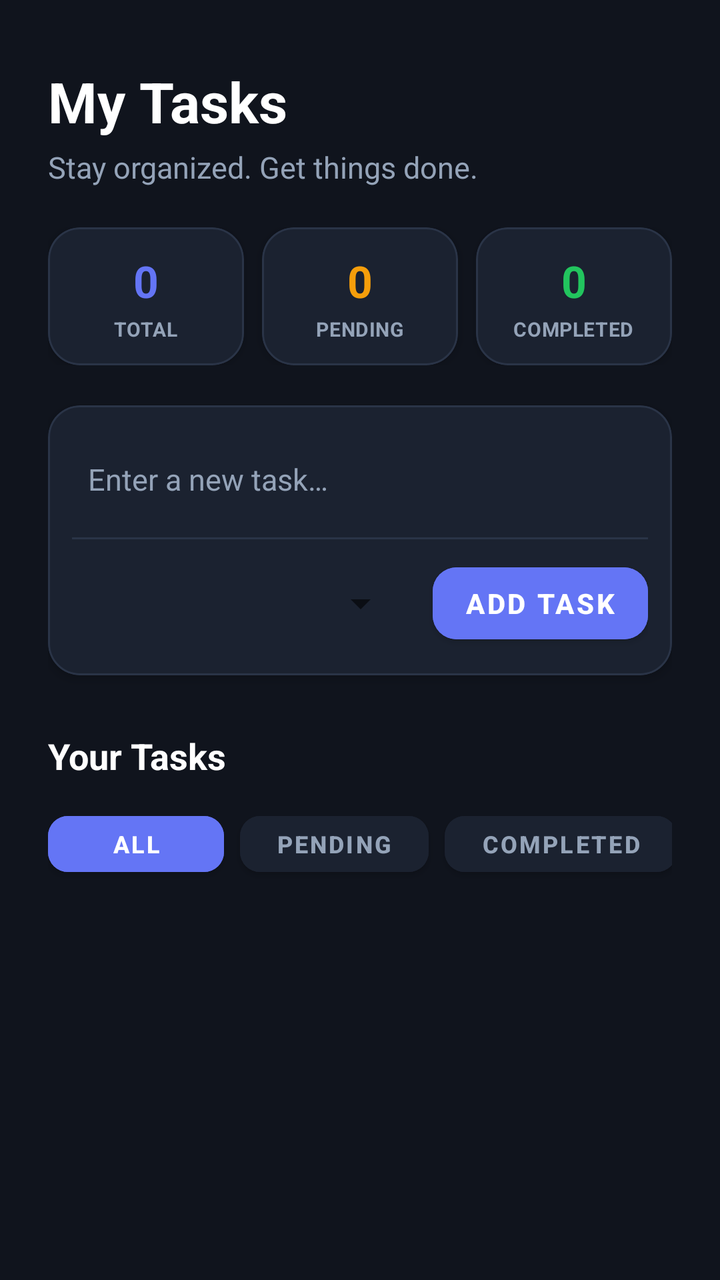
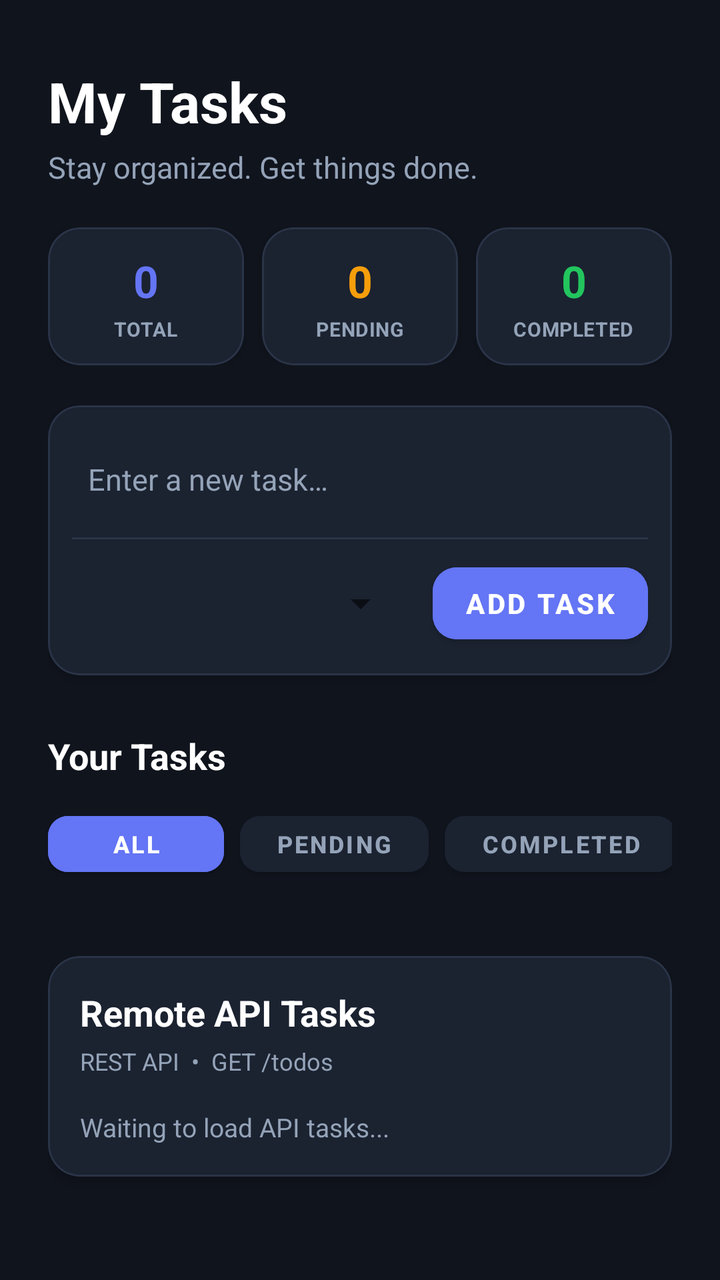

An Android layout rendered at two revisions. The XML below is the earlier revision; the diff shows what the commit changed to produce the second picture.
<!-- AndroidManifest.xml: application theme Theme.EmployeeTaskManager -->
<!-- res/layout/activity_task_details.xml -->
<?xml version="1.0" encoding="utf-8"?>
<ScrollView xmlns:android="http://schemas.android.com/apk/res/android"
    xmlns:app="http://schemas.android.com/apk/res-auto"
    android:layout_width="match_parent"
    android:layout_height="match_parent"
    android:background="@color/bg_dark"
    android:fillViewport="true">

    <androidx.constraintlayout.widget.ConstraintLayout
        android:layout_width="match_parent"
        android:layout_height="wrap_content"
        android:padding="24dp">

        <TextView
            android:id="@+id/textViewTaskDetailsTitle"
            android:layout_width="0dp"
            android:layout_height="wrap_content"
            android:layout_marginTop="8dp"
            android:text="@string/task_details_title"
            android:textColor="@color/text_white"
            android:textSize="28sp"
            android:textStyle="bold"
            app:layout_constraintEnd_toEndOf="parent"
            app:layout_constraintStart_toStartOf="parent"
            app:layout_constraintTop_toTopOf="parent" />

        <TextView
            android:id="@+id/textViewTaskDetailsSubtitle"
            android:layout_width="0dp"
            android:layout_height="wrap_content"
            android:layout_marginTop="4dp"
            android:text="@string/task_details_subtitle"
            android:textColor="@color/text_muted"
            android:textSize="15sp"
            app:layout_constraintEnd_toEndOf="parent"
            app:layout_constraintStart_toStartOf="parent"
            app:layout_constraintTop_toBottomOf="@id/textViewTaskDetailsTitle" />

        
        <LinearLayout
            android:id="@+id/layoutStats"
            android:layout_width="0dp"
            android:layout_height="wrap_content"
            android:layout_marginTop="20dp"
            android:orientation="horizontal"
            android:weightSum="3"
            app:layout_constraintEnd_toEndOf="parent"
            app:layout_constraintStart_toStartOf="parent"
            app:layout_constraintTop_toBottomOf="@+id/textViewTaskDetailsSubtitle">

            
            <com.google.android.material.card.MaterialCardView
                android:layout_width="0dp"
                android:layout_height="wrap_content"
                android:layout_weight="1"
                android:layout_marginEnd="6dp"
                app:cardBackgroundColor="@color/card_dark"
                app:cardCornerRadius="16dp"
                app:cardElevation="3dp"
                app:strokeColor="@color/card_stroke"
                app:strokeWidth="1dp">

                <LinearLayout
                    android:layout_width="match_parent"
                    android:layout_height="wrap_content"
                    android:orientation="vertical"
                    android:gravity="center"
                    android:padding="12dp">

                    <TextView
                        android:id="@+id/textViewTotalCount"
                        android:layout_width="wrap_content"
                        android:layout_height="wrap_content"
                        android:text="0"
                        android:textColor="@color/primary_indigo"
                        android:textSize="22sp"
                        android:textStyle="bold" />

                    <TextView
                        android:layout_width="wrap_content"
                        android:layout_height="wrap_content"
                        android:layout_marginTop="4dp"
                        android:letterSpacing="0.02"
                        android:maxLines="1"
                        android:singleLine="true"
                        android:includeFontPadding="false"
                        android:text="@string/stats_total_label"
                        android:textColor="@color/text_muted"
                        android:textSize="10sp"
                        android:textStyle="bold" />

                </LinearLayout>

            </com.google.android.material.card.MaterialCardView>

            
            <com.google.android.material.card.MaterialCardView
                android:layout_width="0dp"
                android:layout_height="wrap_content"
                android:layout_weight="1"
                android:layout_marginStart="3dp"
                android:layout_marginEnd="3dp"
                app:cardBackgroundColor="@color/card_dark"
                app:cardCornerRadius="16dp"
                app:cardElevation="3dp"
                app:strokeColor="@color/card_stroke"
                app:strokeWidth="1dp">

                <LinearLayout
                    android:layout_width="match_parent"
                    android:layout_height="wrap_content"
                    android:orientation="vertical"
                    android:gravity="center"
                    android:padding="12dp">

                    <TextView
                        android:id="@+id/textViewPendingCount"
                        android:layout_width="wrap_content"
                        android:layout_height="wrap_content"
                        android:text="0"
                        android:textColor="@color/status_amber"
                        android:textSize="22sp"
                        android:textStyle="bold" />

                    <TextView
                        android:layout_width="wrap_content"
                        android:layout_height="wrap_content"
                        android:layout_marginTop="4dp"
                        android:letterSpacing="0.02"
                        android:maxLines="1"
                        android:singleLine="true"
                        android:includeFontPadding="false"
                        android:text="@string/stats_pending_label"
                        android:textColor="@color/text_muted"
                        android:textSize="10sp"
                        android:textStyle="bold" />

                </LinearLayout>

            </com.google.android.material.card.MaterialCardView>

            
            <com.google.android.material.card.MaterialCardView
                android:layout_width="0dp"
                android:layout_height="wrap_content"
                android:layout_weight="1"
                android:layout_marginStart="6dp"
                app:cardBackgroundColor="@color/card_dark"
                app:cardCornerRadius="16dp"
                app:cardElevation="3dp"
                app:strokeColor="@color/card_stroke"
                app:strokeWidth="1dp">

                <LinearLayout
                    android:layout_width="match_parent"
                    android:layout_height="wrap_content"
                    android:orientation="vertical"
                    android:gravity="center"
                    android:padding="12dp">

                    <TextView
                        android:id="@+id/textViewCompletedCount"
                        android:layout_width="wrap_content"
                        android:layout_height="wrap_content"
                        android:text="0"
                        android:textColor="@color/status_green"
                        android:textSize="22sp"
                        android:textStyle="bold" />

                    <TextView
                        android:layout_width="wrap_content"
                        android:layout_height="wrap_content"
                        android:layout_marginTop="4dp"
                        android:letterSpacing="0.02"
                        android:maxLines="1"
                        android:singleLine="true"
                        android:includeFontPadding="false"
                        android:text="@string/stats_completed_label"
                        android:textColor="@color/text_muted"
                        android:textSize="10sp"
                        android:textStyle="bold" />

                </LinearLayout>

            </com.google.android.material.card.MaterialCardView>

        </LinearLayout>

        
        <com.google.android.material.card.MaterialCardView
            android:id="@+id/cardComposer"
            android:layout_width="0dp"
            android:layout_height="wrap_content"
            android:layout_marginTop="20dp"
            app:cardBackgroundColor="@color/card_dark"
            app:cardCornerRadius="16dp"
            app:cardElevation="3dp"
            app:strokeColor="@color/card_stroke"
            app:strokeWidth="1dp"
            app:layout_constraintEnd_toEndOf="parent"
            app:layout_constraintStart_toStartOf="parent"
            app:layout_constraintTop_toBottomOf="@+id/layoutStats">

            <LinearLayout
                android:layout_width="match_parent"
                android:layout_height="wrap_content"
                android:orientation="vertical"
                android:padding="12dp">

                <EditText
                    android:id="@+id/editTextTaskTitle"
                    android:layout_width="match_parent"
                    android:layout_height="50dp"
                    android:background="@null"
                    android:hint="@string/hint_task_title"
                    android:inputType="text"
                    android:paddingStart="8dp"
                    android:paddingEnd="8dp"
                    android:textColor="@color/text_white"
                    android:textColorHint="@color/text_muted"
                    android:textSize="15sp"
                    android:autofillHints="name" />

                <View
                    android:layout_width="match_parent"
                    android:layout_height="1dp"
                    android:layout_marginTop="4dp"
                    android:layout_marginBottom="8dp"
                    android:background="@color/card_stroke" />

                <LinearLayout
                    android:layout_width="match_parent"
                    android:layout_height="wrap_content"
                    android:gravity="center_vertical"
                    android:orientation="horizontal">

                    <Spinner
                        android:id="@+id/spinnerPriority"
                        android:layout_width="0dp"
                        android:layout_height="48dp"
                        android:layout_weight="1" />

                    <Button
                        android:id="@+id/buttonAddTask"
                        android:layout_width="wrap_content"
                        android:layout_height="48dp"
                        android:layout_marginStart="12dp"
                        android:backgroundTint="@color/primary_indigo"
                        android:text="@string/btn_add_task"
                        android:textColor="@color/text_white"
                        android:textSize="14sp"
                        android:textStyle="bold"
                        app:cornerRadius="12dp" />

                </LinearLayout>

            </LinearLayout>

        </com.google.android.material.card.MaterialCardView>

        
        <TextView
            android:id="@+id/textViewSectionYourTasks"
            android:layout_width="wrap_content"
            android:layout_height="wrap_content"
            android:layout_marginTop="28dp"
            android:text="@string/section_your_tasks"
            android:textColor="@color/text_white"
            android:textSize="18sp"
            android:textStyle="bold"
            app:layout_constraintStart_toStartOf="parent"
            app:layout_constraintTop_toBottomOf="@id/cardComposer" />

        
        <HorizontalScrollView
            android:id="@+id/scrollFilterTabs"
            android:layout_width="wrap_content"
            android:layout_height="wrap_content"
            android:layout_marginTop="12dp"
            android:scrollbars="none"
            app:layout_constraintStart_toStartOf="parent"
            app:layout_constraintTop_toBottomOf="@+id/textViewSectionYourTasks">

            <LinearLayout
                android:layout_width="wrap_content"
                android:layout_height="wrap_content"
                android:orientation="horizontal">

                <Button
                    android:id="@+id/btnFilterAll"
                    android:layout_width="wrap_content"
                    android:layout_height="40dp"
                    android:layout_marginEnd="8dp"
                    android:backgroundTint="@color/primary_indigo"
                    android:paddingStart="18dp"
                    android:paddingEnd="18dp"
                    android:text="All"
                    android:textColor="@color/text_white"
                    android:textSize="12sp"
                    android:textStyle="bold"
                    app:cornerRadius="10dp" />

                <Button
                    android:id="@+id/btnFilterPending"
                    android:layout_width="wrap_content"
                    android:layout_height="40dp"
                    android:layout_marginEnd="8dp"
                    android:backgroundTint="@color/card_dark"
                    android:paddingStart="18dp"
                    android:paddingEnd="18dp"
                    android:text="Pending"
                    android:textColor="@color/text_muted"
                    android:textSize="12sp"
                    android:textStyle="bold"
                    app:cornerRadius="10dp" />

                <Button
                    android:id="@+id/btnFilterCompleted"
                    android:layout_width="wrap_content"
                    android:layout_height="40dp"
                    android:backgroundTint="@color/card_dark"
                    android:paddingStart="18dp"
                    android:paddingEnd="18dp"
                    android:text="Completed"
                    android:textColor="@color/text_muted"
                    android:textSize="12sp"
                    android:textStyle="bold"
                    app:cornerRadius="10dp" />

            </LinearLayout>

        </HorizontalScrollView>

        <androidx.recyclerview.widget.RecyclerView
            android:id="@+id/recyclerViewTasks"
            android:layout_width="0dp"
            android:layout_height="wrap_content"
            android:layout_marginTop="12dp"
            android:nestedScrollingEnabled="false"
            app:layout_constraintEnd_toEndOf="parent"
            app:layout_constraintStart_toStartOf="parent"
            app:layout_constraintTop_toBottomOf="@id/scrollFilterTabs" />

        <LinearLayout
            android:id="@+id/textViewEmptyState"
            android:layout_width="0dp"
            android:layout_height="wrap_content"
            android:layout_marginTop="48dp"
            android:gravity="center"
            android:orientation="vertical"
            android:visibility="gone"
            app:layout_constraintEnd_toEndOf="parent"
            app:layout_constraintStart_toStartOf="parent"
            app:layout_constraintTop_toBottomOf="@id/scrollFilterTabs">

            <ImageView
                android:layout_width="64dp"
                android:layout_height="64dp"
                android:alpha="0.4"
                android:contentDescription="@string/empty_tasks"
                android:src="@android:drawable/ic_menu_agenda"
                app:tint="@color/text_muted" />

            <TextView
                android:layout_width="wrap_content"
                android:layout_height="wrap_content"
                android:layout_marginTop="16dp"
                android:text="@string/empty_heading"
                android:textColor="@color/text_white"
                android:textSize="18sp"
                android:textStyle="bold" />

            <TextView
                android:layout_width="wrap_content"
                android:layout_height="wrap_content"
                android:layout_marginTop="6dp"
                android:text="@string/empty_subtitle"
                android:textColor="@color/text_muted"
                android:textSize="14sp" />

        </LinearLayout>

    </androidx.constraintlayout.widget.ConstraintLayout>

</ScrollView>
<!-- resources referenced by this layout -->
<resources>
  <color name="bg_dark">#10141D</color>
  <color name="card_dark">#1B2230</color>
  <color name="card_stroke">#2A3447</color>
  <color name="primary_indigo">#6475F5</color>
  <color name="status_amber">#F59E0B</color>
  <color name="status_green">#22C55E</color>
  <color name="text_muted">#94A3B8</color>
  <color name="text_white">#FFFFFF</color>
  <string name="btn_add_task">Add Task</string>
  <string name="empty_heading">No tasks yet</string>
  <string name="empty_subtitle">Add your first task to get started.</string>
  <string name="empty_tasks">No tasks available.</string>
  <string name="hint_task_title">Enter a new task…</string>
  <string name="section_your_tasks">Your Tasks</string>
  <string name="stats_completed_label">COMPLETED</string>
  <string name="stats_pending_label">PENDING</string>
  <string name="stats_total_label">TOTAL</string>
  <string name="task_details_subtitle">Stay organized. Get things done.</string>
  <string name="task_details_title">My Tasks</string>
  <style name="Theme.EmployeeTaskManager" parent="Theme.MaterialComponents.DayNight.DarkActionBar">
          
          <item name="colorPrimary">@color/purple_500</item>
          <item name="colorPrimaryVariant">@color/purple_700</item>
          <item name="colorOnPrimary">@color/white</item>
          
          <item name="colorSecondary">@color/teal_200</item>
          <item name="colorSecondaryVariant">@color/teal_700</item>
          <item name="colorOnSecondary">@color/black</item>
          
          <item name="android:statusBarColor">?attr/colorPrimaryVariant</item>
          
      </style>
  <color name="purple_500">#FF6200EE</color>
  <color name="purple_700">#FF3700B3</color>
  <color name="white">#FFFFFFFF</color>
  <color name="teal_200">#FF03DAC5</color>
  <color name="teal_700">#FF018786</color>
  <color name="black">#FF000000</color>
</resources>

<!-- the commit's change to res/layout/activity_task_details.xml (unified diff, before → after) -->
@@ -1,4 +1,4 @@
-<?xml version="1.0" encoding="utf-8"?>
+﻿<?xml version="1.0" encoding="utf-8"?>
 <ScrollView xmlns:android="http://schemas.android.com/apk/res/android"
     xmlns:app="http://schemas.android.com/apk/res-auto"
     android:layout_width="match_parent"
@@ -380,6 +380,101 @@
 
         </LinearLayout>
 
+        <androidx.constraintlayout.widget.Barrier
+            android:id="@+id/barrierLocalTaskContentBottom"
+            android:layout_width="wrap_content"
+            android:layout_height="wrap_content"
+            app:barrierDirection="bottom"
+            app:constraint_referenced_ids="recyclerViewTasks,textViewEmptyState" />
+
+        <com.google.android.material.card.MaterialCardView
+            android:id="@+id/cardApiTasks"
+            android:layout_width="0dp"
+            android:layout_height="wrap_content"
+            android:layout_marginTop="24dp"
+            android:layout_marginBottom="16dp"
+            app:cardBackgroundColor="@color/card_dark"
+            app:cardCornerRadius="16dp"
+            app:cardElevation="3dp"
+            app:strokeColor="@color/card_stroke"
+            app:strokeWidth="1dp"
+            app:layout_constraintEnd_toEndOf="parent"
+            app:layout_constraintStart_toStartOf="parent"
+            app:layout_constraintTop_toBottomOf="@id/barrierLocalTaskContentBottom">
+
+            <LinearLayout
+                android:layout_width="match_parent"
+                android:layout_height="wrap_content"
+                android:orientation="vertical"
+                android:padding="16dp">
+
+                <TextView
+                    android:id="@+id/textViewApiTasksTitle"
+                    android:layout_width="match_parent"
+                    android:layout_height="wrap_content"
+                    android:text="Remote API Tasks"
+                    android:textColor="@color/text_white"
+                    android:textSize="18sp"
+                    android:textStyle="bold" />
+
+                <TextView
+                    android:layout_width="match_parent"
+                    android:layout_height="wrap_content"
+                    android:layout_marginTop="4dp"
+                    android:text="REST API  •  GET /todos"
+                    android:textColor="@color/text_muted"
+                    android:textSize="12sp" />
+
+                <LinearLayout
+                    android:layout_width="match_parent"
+                    android:layout_height="wrap_content"
+                    android:layout_marginTop="16dp"
+                    android:gravity="center_vertical"
+                    android:orientation="horizontal">
+
+                    <ProgressBar
+                        android:id="@+id/progressBarApiTasks"
+                        style="?android:attr/progressBarStyleSmall"
+                        android:layout_width="24dp"
+                        android:layout_height="24dp"
+                        android:indeterminateTint="@color/primary_indigo"
+                        android:visibility="gone" />
+
+                    <TextView
+                        android:id="@+id/textViewApiTaskStatus"
+                        android:layout_width="0dp"
+                        android:layout_height="wrap_content"
+                        android:layout_weight="1"
+                        android:text="Waiting to load API tasks..."
+                        android:textColor="@color/text_muted"
+                        android:textSize="13sp" />
+
+                    <Button
+                        android:id="@+id/buttonRetryApiTasks"
+                        android:layout_width="wrap_content"
+                        android:layout_height="40dp"
+                        android:backgroundTint="@color/primary_indigo"
+                        android:text="Retry"
+                        android:textColor="@color/text_white"
+                        android:textSize="12sp"
+                        android:visibility="gone"
+                        app:cornerRadius="10dp" />
+
+                </LinearLayout>
+
+                <androidx.recyclerview.widget.RecyclerView
+                    android:id="@+id/recyclerViewApiTasks"
+                    android:layout_width="match_parent"
+                    android:layout_height="480dp"
+                    android:layout_marginTop="12dp"
+                    android:nestedScrollingEnabled="true"
+                    android:overScrollMode="ifContentScrolls"
+                    android:scrollbars="vertical"
+                    android:visibility="gone" />
+
+            </LinearLayout>
+
+        </com.google.android.material.card.MaterialCardView>
     </androidx.constraintlayout.widget.ConstraintLayout>
 
 </ScrollView>
